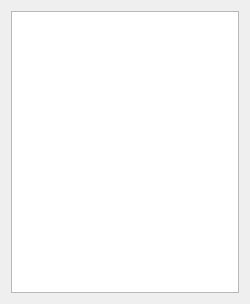
First picture: the form in ui/label_dock.ui, repository yatengLG/ISAT, before the edit.
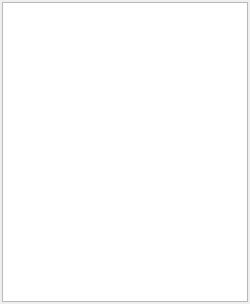
Second picture: the form after the edit.

```diff
--- a/ui/label_dock.ui
+++ b/ui/label_dock.ui
@@ -14,6 +14,21 @@
    <string>Form</string>
   </property>
   <layout class="QVBoxLayout" name="verticalLayout">
+   <property name="spacing">
+    <number>0</number>
+   </property>
+   <property name="leftMargin">
+    <number>2</number>
+   </property>
+   <property name="topMargin">
+    <number>2</number>
+   </property>
+   <property name="rightMargin">
+    <number>2</number>
+   </property>
+   <property name="bottomMargin">
+    <number>2</number>
+   </property>
    <item>
     <widget class="QListWidget" name="listWidget"/>
    </item>
```
